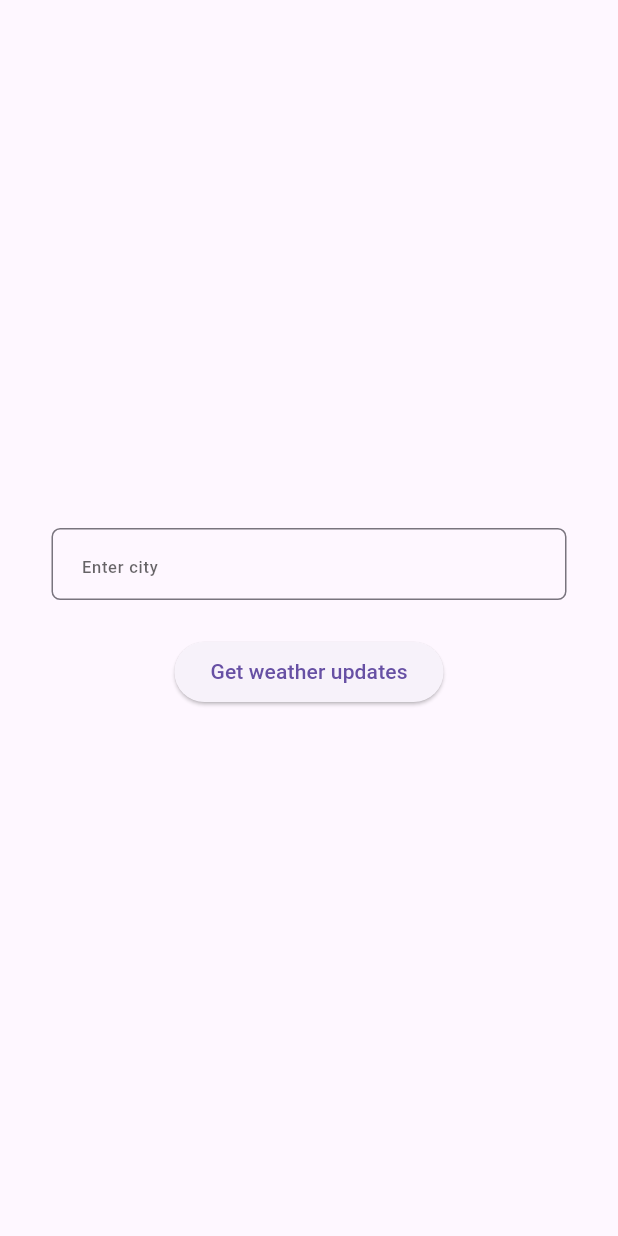
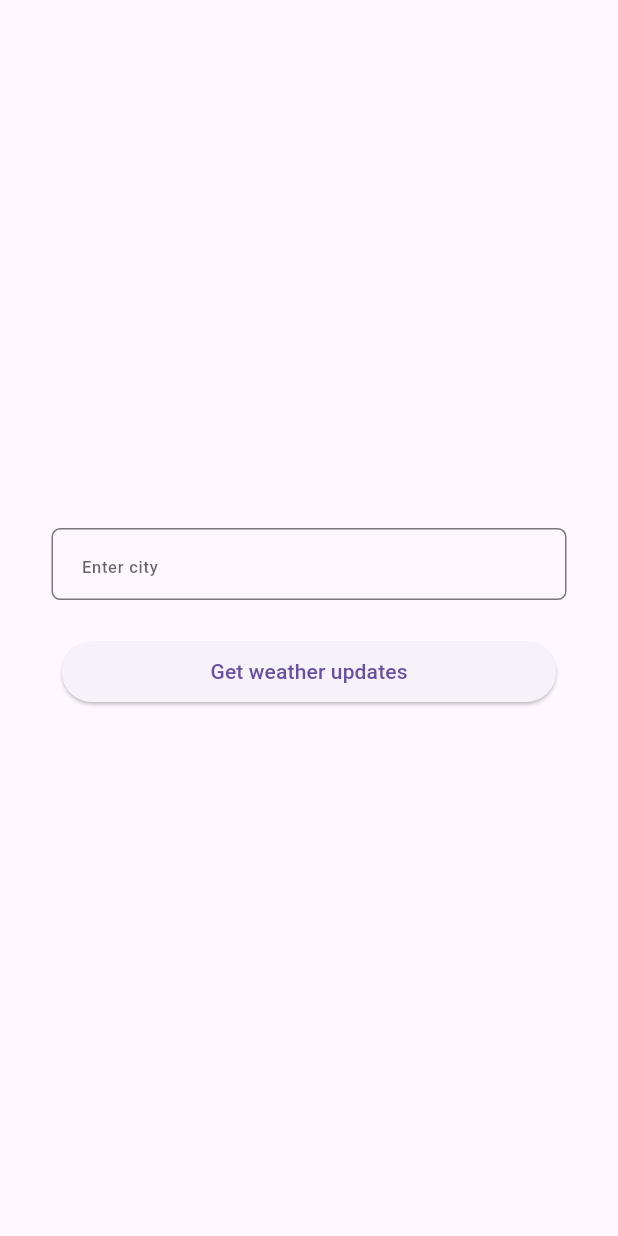
Before and after one commit to JaimonRamanan/Weather-App, a Flutter app: the screen it shows after launch, after a tap on "Get weather updates", on a phone screen of 412 x 824 dp. Run offline on Flutter 3.47's test engine with Material 3 defaults, Android fonts, the light colour scheme and no system bars; our stand-ins replace dartz, flutter_bloc, flutter_screenutil, freezed_annotation, get_it, injectable and 1 more; network calls fail.

Commit message:
fix: button loading

```diff
--- a/lib/application/weather/weather_bloc.dart
+++ b/lib/application/weather/weather_bloc.dart
@@ -16,7 +16,11 @@ class WeatherBloc extends Bloc<WeatherEvent, WeatherState> {
   WeatherBloc(this.repo) : super(WeatherState.initial()) {
     on<_GetWeather>(
       (event, emit) async {
-        emit(state.copyWith.weatherRes(loading: true, error: null));
+        emit(state.copyWith.weatherRes(
+          data: null,
+          error: null,
+          loading: true,
+        ));
         try {
           final response = await repo.getCurrentWeatherForACity(
             cityName: cityNameCtr.text,
@@ -24,10 +28,10 @@ class WeatherBloc extends Bloc<WeatherEvent, WeatherState> {
 
           response.fold(
             (faiure) {
-              emit(state.copyWith.weatherRes(loading: true, error: faiure));
+              emit(state.copyWith.weatherRes(loading: false, error: faiure));
             },
             (res) {
-              emit(state.copyWith.weatherRes(loading: true, data: res));
+              emit(state.copyWith.weatherRes(loading: false, data: res));
             },
           );
         } catch (e) {
--- a/lib/presentation/weather/location_search_screen.dart
+++ b/lib/presentation/weather/location_search_screen.dart
@@ -11,6 +11,7 @@ class LocationSearchScreen extends StatelessWidget {
 
   @override
   Widget build(BuildContext context) {
+    final bloc = context.read<WeatherBloc>();
     return Scaffold(
       body: Padding(
         padding: EdgeInsets.symmetric(horizontal: 30.w),
@@ -19,15 +20,21 @@ class LocationSearchScreen extends StatelessWidget {
           children: [
             CommonTextField(
               hintText: "Enter city",
-              textEditingController: context.read<WeatherBloc>().cityNameCtr,
+              textEditingController: bloc.cityNameCtr,
             ),
             SizedBox(height: 20.h),
-            CommonButton(
-              btnName: "Get weather updates",
-              onTap: () {
-                context
-                    .read<WeatherBloc>()
-                    .add(const WeatherEvent.getWeather());
+            BlocConsumer<WeatherBloc, WeatherState>(
+              listener: (context, state) {
+                // Navigation to next page
+              },
+              builder: (context, state) {
+                return CommonButton(
+                  btnName: "Get weather updates",
+                  loading: state.weatherRes.loading,
+                  onTap: () {
+                    bloc.add(const WeatherEvent.getWeather());
+                  },
+                );
               },
             )
           ],
--- a/lib/presentation/widgets/common_button.dart
+++ b/lib/presentation/widgets/common_button.dart
@@ -1,19 +1,27 @@
+import 'package:flutter/cupertino.dart';
 import 'package:flutter/material.dart';
 
 class CommonButton extends StatelessWidget {
+  final bool loading;
+  final double? width;
   final String btnName;
   final Function() onTap;
   const CommonButton({
     super.key,
+    this.width,
     required this.onTap,
+    this.loading = false,
     required this.btnName,
   });
 
   @override
   Widget build(BuildContext context) {
-    return ElevatedButton(
-      onPressed: onTap,
-      child: Text(btnName),
+    return SizedBox(
+      width: width ?? MediaQuery.sizeOf(context).width * 0.8,
+      child: ElevatedButton(
+        onPressed: onTap,
+        child: loading ? const CupertinoActivityIndicator() : Text(btnName),
+      ),
     );
   }
 }
```
